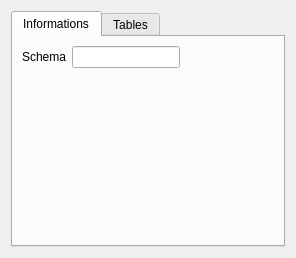
Above: src/tabwidget/schemawidget.ui from FrenchDilettante/dbmaster before the change. Below: the same form after it.
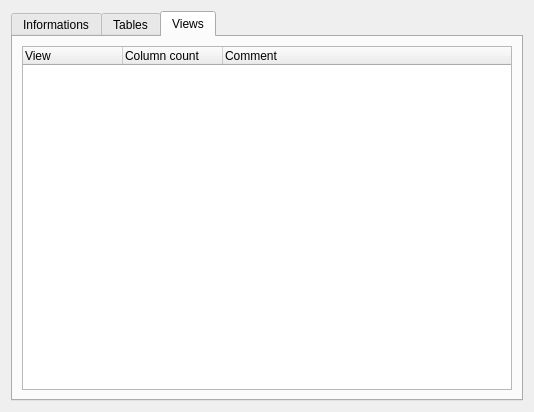
That is the form after the change. The open tabs and pages were chosen to show the change.

Commit message: Découpage tables/vues

The edit to the form file:
```diff
--- a/src/tabwidget/schemawidget.ui
+++ b/src/tabwidget/schemawidget.ui
@@ -6,8 +6,8 @@
    <rect>
     <x>0</x>
     <y>0</y>
-    <width>296</width>
-    <height>258</height>
+    <width>534</width>
+    <height>412</height>
    </rect>
   </property>
   <layout class="QGridLayout" name="gridLayout">
@@ -89,6 +89,32 @@
        </item>
       </layout>
      </widget>
+     <widget class="QWidget" name="tab_3">
+      <attribute name="title">
+       <string>Views</string>
+      </attribute>
+      <layout class="QGridLayout" name="gridLayout_4">
+       <item row="0" column="0">
+        <widget class="QTreeWidget" name="viewTree">
+         <column>
+          <property name="text">
+           <string>View</string>
+          </property>
+         </column>
+         <column>
+          <property name="text">
+           <string>Column count</string>
+          </property>
+         </column>
+         <column>
+          <property name="text">
+           <string>Comment</string>
+          </property>
+         </column>
+        </widget>
+       </item>
+      </layout>
+     </widget>
     </widget>
    </item>
   </layout>
```
Left out of the diff: 2 changed lines with no effect on the pictures. The commit also changes 1 other file.
